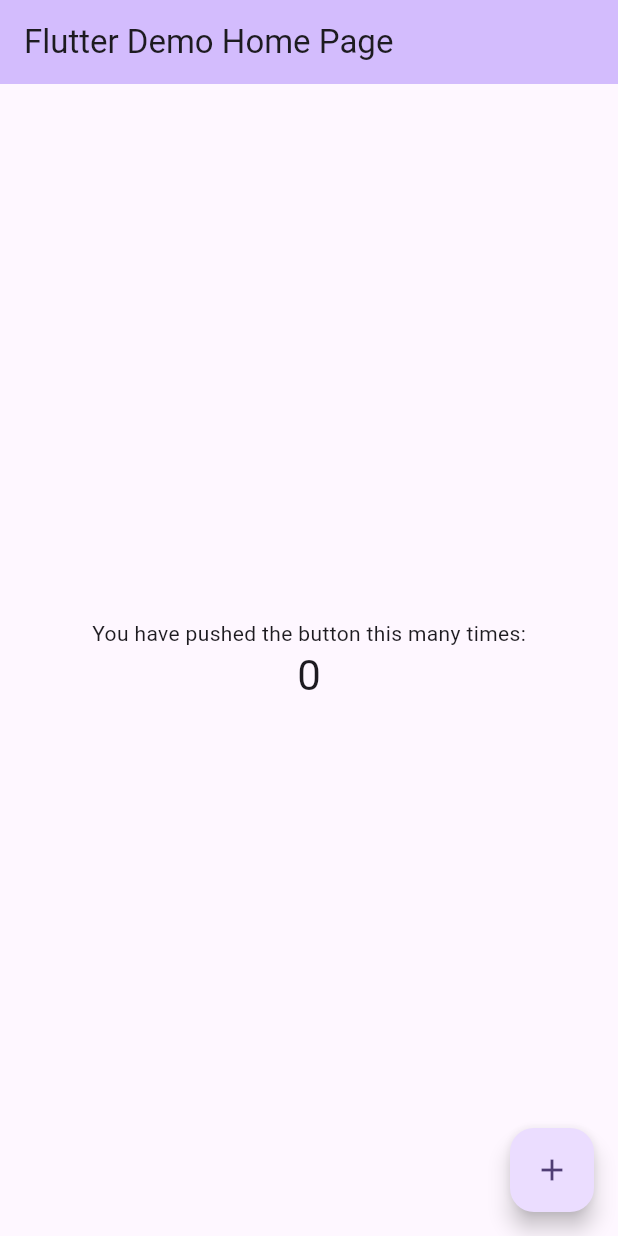
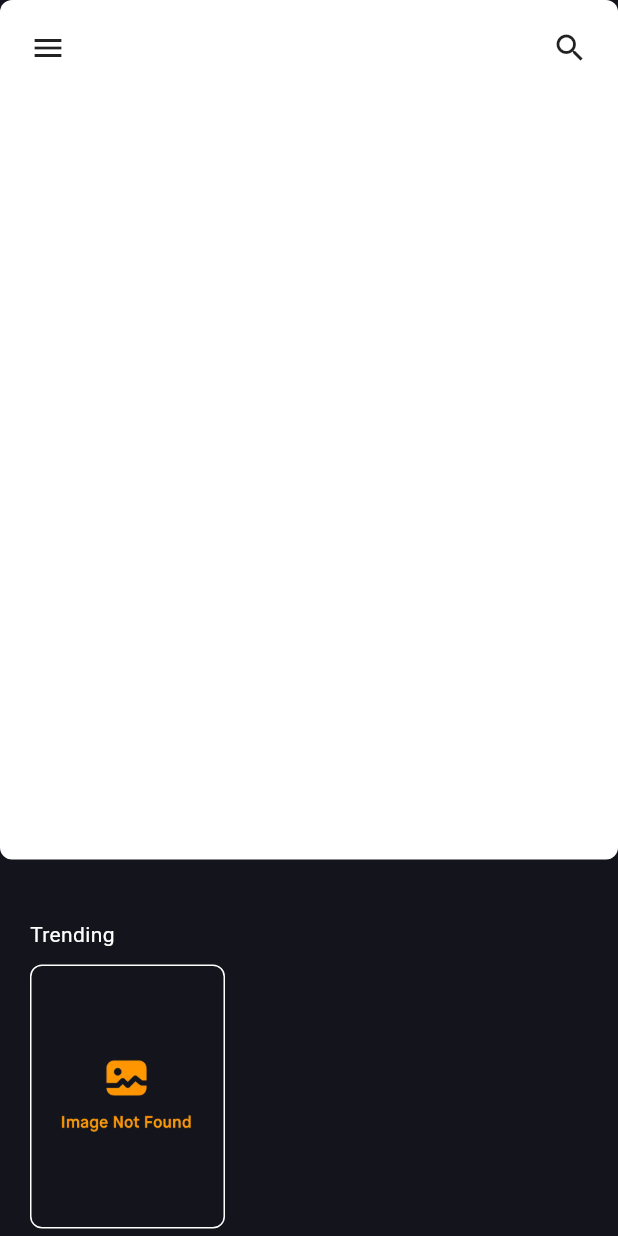
Before and after one commit to Douoo/movid, a Flutter app: the screen it shows after launch, on a phone screen of 412 x 824 dp. Run offline on Flutter 3.47's test engine with Material 3 defaults, Android fonts, the phone set to English and light mode, and no system bars; our stand-ins replace equatable, flutter_dotenv, internet_connection_checker.

Commit message:
tv series ui starter

```diff
--- /dev/null
+++ b/lib/features/series/presentation/pages/drawer.dart
@@ -0,0 +1,115 @@
+import 'package:flutter/material.dart';
+import 'package:movid/core/styles/colors.dart';
+
+class DrawerScreen extends StatefulWidget {
+  const DrawerScreen({super.key});
+
+  @override
+  State<DrawerScreen> createState() => _DrawerScreenState();
+}
+
+class _DrawerScreenState extends State<DrawerScreen> {
+  @override
+  Widget build(BuildContext context) {
+    return const SafeArea(
+      child: Scaffold(
+        backgroundColor: Color(0xff14141c),
+        body: Column(
+          crossAxisAlignment: CrossAxisAlignment.start,
+          mainAxisAlignment: MainAxisAlignment.center,
+          children: [
+            Row(
+              children: [
+                CircleAvatar(
+                  radius: 35,
+                  backgroundColor: Colors.blueGrey,
+                ),
+                SizedBox(
+                  width: 20,
+                ),
+                Column(
+                  crossAxisAlignment: CrossAxisAlignment.start,
+                  children: [
+                    Text("Movid",
+                        style: TextStyle(
+                          color: Colors.white,
+                        )),
+                    Text("user@gmail.com",
+                        style: TextStyle(
+                          color: Colors.white,
+                        )),
+                  ],
+                )
+              ],
+            ),
+            SizedBox(
+              height: 20,
+            ),
+            MenuItem(
+              name: "Movies",
+              iconData: Icons.movie,
+              isSelected: true,
+            ),
+            MenuItem(
+              name: "Tv Series",
+              iconData: Icons.tv,
+              isSelected: false,
+            ),
+            MenuItem(
+              name: "WatchList",
+              iconData: Icons.watch_later,
+              isSelected: false,
+            ),
+            MenuItem(
+              name: "About",
+              iconData: Icons.notifications,
+              isSelected: false,
+            ),
+          ],
+        ),
+      ),
+    );
+  }
+}
+
+class MenuItem extends StatelessWidget {
+  final String? name;
+  final IconData? iconData;
+  final Function()? onTap;
+  final bool? isSelected;
+  const MenuItem(
+      {this.isSelected, this.name, this.iconData = Icons.home, this.onTap});
+
+  @override
+  Widget build(BuildContext context) {
+    return Padding(
+      padding: const EdgeInsets.symmetric(
+        horizontal: 50,
+      ),
+      child: Container(
+        height: 55,
+        decoration: BoxDecoration(
+          color: isSelected! ? Color(0xfffc4f03) : Colors.transparent,
+          borderRadius: BorderRadius.circular(10),
+        ),
+        child: Padding(
+          padding: const EdgeInsets.all(8.0),
+          child: Row(
+            children: [
+              Icon(
+                iconData,
+                color: Colors.white,
+              ),
+              SizedBox(width: 10),
+              Expanded(
+                  child: Text(
+                name!,
+                style: TextStyle(color: Colors.white),
+              )),
+            ],
+          ),
+        ),
+      ),
+    );
+  }
+}
--- /dev/null
+++ b/lib/features/series/presentation/pages/home.dart
@@ -0,0 +1,26 @@
+import 'package:flutter/material.dart';
+import 'package:movid/features/series/presentation/pages/drawer.dart';
+import 'package:movid/features/series/presentation/pages/tv_series.dart';
+
+class Home extends StatefulWidget {
+  const Home({super.key});
+
+  @override
+  State<Home> createState() => _HomeState();
+}
+
+class _HomeState extends State<Home> {
+  bool changePostion = false;
+  @override
+  Widget build(BuildContext context) {
+    return const Scaffold(
+      body: Stack(
+        fit: StackFit.expand,
+        children: [
+          DrawerScreen(),
+          TvSeriesScreen(),
+        ],
+      ),
+    );
+  }
+}
--- /dev/null
+++ b/lib/features/series/presentation/pages/tv_series.dart
@@ -0,0 +1,126 @@
+import 'package:flutter/material.dart';
+
+class TvSeriesScreen extends StatefulWidget {
+  const TvSeriesScreen({super.key});
+
+  @override
+  State<TvSeriesScreen> createState() => _TvSeriesScreenState();
+}
+
+class _TvSeriesScreenState extends State<TvSeriesScreen> {
+  double xOffset = 0;
+  double yOffset = 0;
+
+  bool isDrawerShow = false;
+
+  @override
+  Widget build(BuildContext context) {
+    return AnimatedPositioned(
+      duration: const Duration(milliseconds: 200),
+      curve: Curves.easeInOut,
+      left: isDrawerShow ? 150.0 : 0.0,
+      top: isDrawerShow ? 50 : 0,
+      child: SafeArea(
+        child: AnimatedContainer(
+          transform: Matrix4.translationValues(xOffset, yOffset, 0)
+            ..scale(isDrawerShow ? 1.2 : 1.00)
+            ..rotateZ(isDrawerShow ? 50 : 0),
+          duration: const Duration(milliseconds: 200),
+          child: SingleChildScrollView(
+            child: Column(
+              crossAxisAlignment: CrossAxisAlignment.start,
+              children: [
+                Container(
+                  height: 573,
+                  decoration: BoxDecoration(
+                    borderRadius: BorderRadius.circular(8),
+                    color: Colors.white,
+                  ),
+                  width: MediaQuery.of(context).size.width,
+                  child: Padding(
+                    padding: const EdgeInsets.symmetric(
+                        horizontal: 20, vertical: 20),
+                    child: Row(
+                      mainAxisAlignment: MainAxisAlignment.spaceBetween,
+                      crossAxisAlignment: CrossAxisAlignment.start,
+                      children: [
+                        GestureDetector(
+                          child: isDrawerShow
+                              ? Icon(Icons.arrow_back)
+                              : Icon(Icons.menu),
+                          onTap: () {
+                            setState(() {
+                              isDrawerShow = !isDrawerShow;
+                              yOffset == 0 ? 300 : 0;
+                            });
+                          },
+                        ),
+                        GestureDetector(
+                          child: const Icon(Icons.search),
+                          onTap: () {},
+                        ),
+                      ],
+                    ),
+                  ),
+                ),
+                const SizedBox(
+                  height: 40,
+                ),
+                const Column(
+                  crossAxisAlignment: CrossAxisAlignment.start,
+                  children: [
+                    MovieCard(
+                      headLine: "Trending",
+                    ),
+                  ],
+                )
+              ],
+            ),
+          ),
+        ),
+      ),
+    );
+  }
+}
+
+class MovieCard extends StatelessWidget {
+  final String? headLine;
+  final String? title;
+  final String? detail;
+  final String? image;
+  const MovieCard({this.detail, this.headLine, this.title, this.image});
+
+  @override
+  Widget build(BuildContext context) {
+    return Padding(
+      padding: const EdgeInsets.symmetric(horizontal: 20),
+      child: Column(
+        crossAxisAlignment: CrossAxisAlignment.start,
+        children: [
+          Text(
+            "$headLine",
+            style: TextStyle(color: Colors.white),
+          ),
+          const SizedBox(
+            height: 10,
+          ),
+          Row(
+            children: [
+              Container(
+                height: 176,
+                width: 130,
+                decoration: BoxDecoration(
+                  borderRadius: BorderRadius.circular(8),
+                  border: Border.all(color: Colors.white),
+                ),
+                child: image == null
+                    ? Image.asset("assets/image-not-found.png")
+                    : Image.network(image!),
+              ),
+            ],
+          )
+        ],
+      ),
+    );
+  }
+}
--- a/lib/main.dart
+++ b/lib/main.dart
@@ -1,5 +1,6 @@
 import 'package:flutter/material.dart';
 import 'package:flutter_dotenv/flutter_dotenv.dart';
+import 'package:movid/features/series/presentation/pages/home.dart';
 
 void main() async {
   await dotenv.load(fileName: ".env");
@@ -11,61 +12,9 @@ class MyApp extends StatelessWidget {
 
   @override
   Widget build(BuildContext context) {
-    return MaterialApp(
-      title: 'Flutter Demo',
-      theme: ThemeData(
-        colorScheme: ColorScheme.fromSeed(seedColor: Colors.deepPurple),
-        useMaterial3: true,
-      ),
-      home: const MyHomePage(title: 'Flutter Demo Home Page'),
+    return const MaterialApp(
+      debugShowCheckedModeBanner: false,
+      home: Home(),
     );
   }
 }
-
-class MyHomePage extends StatefulWidget {
-  const MyHomePage({super.key, required this.title});
-
-  final String title;
-
-  @override
-  State<MyHomePage> createState() => _MyHomePageState();
-}
-
-class _MyHomePageState extends State<MyHomePage> {
-  int _counter = 0;
-
-  void _incrementCounter() {
-    setState(() {
-      _counter++;
-    });
-  }
-
-  @override
-  Widget build(BuildContext context) {
-    return Scaffold(
-      appBar: AppBar(
-        backgroundColor: Theme.of(context).colorScheme.inversePrimary,
-        title: Text(widget.title),
-      ),
-      body: Center(
-        child: Column(
-          mainAxisAlignment: MainAxisAlignment.center,
-          children: <Widget>[
-            const Text(
-              'You have pushed the button this many times:',
-            ),
-            Text(
-              '$_counter',
-              style: Theme.of(context).textTheme.headlineMedium,
-            ),
-          ],
-        ),
-      ),
-      floatingActionButton: FloatingActionButton(
-        onPressed: _incrementCounter,
-        tooltip: 'Increment',
-        child: const Icon(Icons.add),
-      ),
-    );
-  }
-}
--- a/pubspec.yaml
+++ b/pubspec.yaml
@@ -39,8 +39,10 @@ dependencies:
 dev_dependencies:
   build_runner: 2.4.6
   flutter_lints: ^2.0.0
+  flutter_riverpod: ^2.4.9
   flutter_test:
     sdk: flutter
+  get_it: ^7.6.4
   mockito: 5.4.3
 
 # For information on the generic Dart part of this file, see the
```
Also changed, not shown: assets/image-not-found.png (added), lib/features/series/data/model/tv_season.dart (renamed from lib/features/series/data/model/seasons.dart), lib/features/series/data/model/tv_series.dart (renamed from lib/features/series/data/model/series.dart), pubspec.lock.
